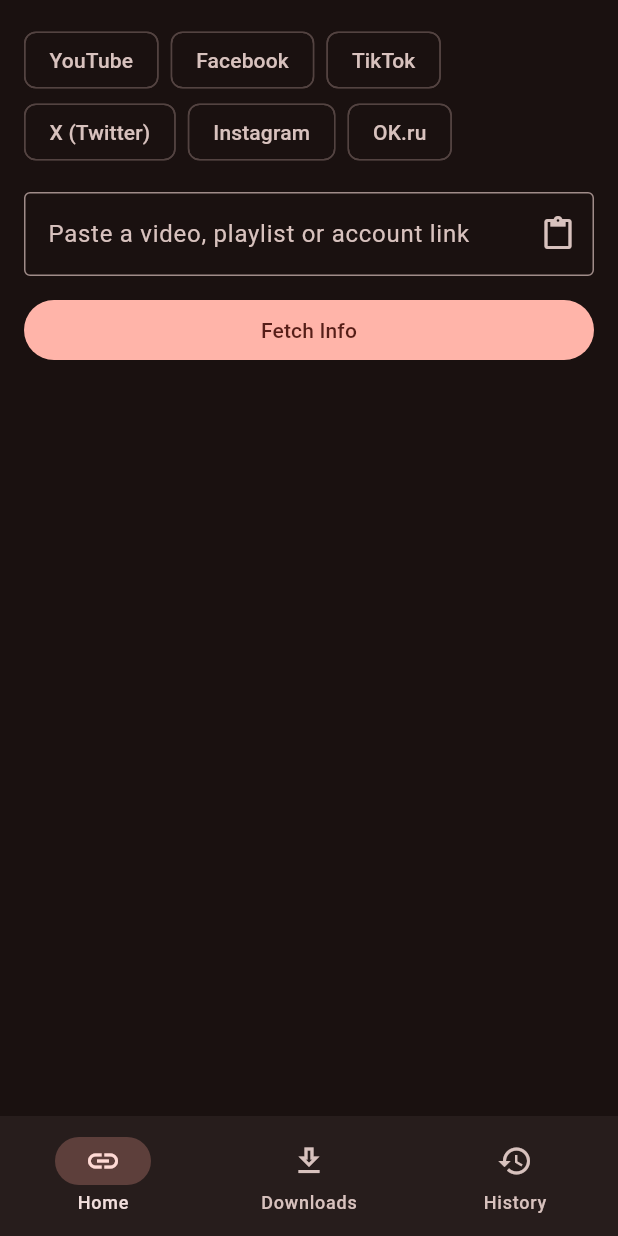
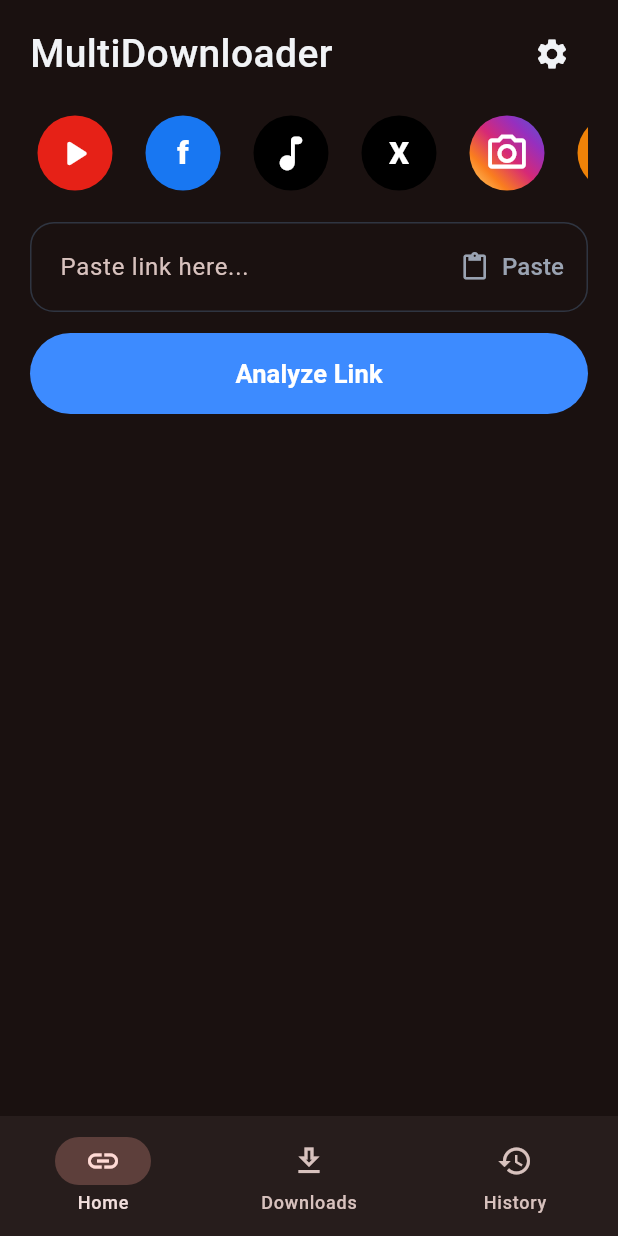
Before and after one commit to kero9856/MultiDownloader, a Flutter app: the screen it shows after launch, on a phone screen of 412 x 824 dp. Run offline on Flutter 3.47's test engine with Material 3 defaults, Android fonts, the phone set to English and light mode, and no system bars; our stand-ins replace open_filex, share_plus; accounts and stored records are empty.

Commit message:
Update home_page.dart

```diff
--- a/app/lib/ui/home_page.dart
+++ b/app/lib/ui/home_page.dart
@@ -9,10 +9,11 @@ import '../services/share_intake.dart';
 import 'collections_views.dart';
 import 'format.dart';
 import 'preview_page.dart';
+import 'theme.dart';
 
 class HomePage extends StatefulWidget {
-  final VoidCallback onStarted;
-  const HomePage({super.key, required this.onStarted});
+  final VoidCallback onStarted, onMenu;
+  const HomePage({super.key, required this.onStarted, required this.onMenu});
   @override
   State<HomePage> createState() => _HomePageState();
 }
@@ -121,26 +122,46 @@ class _HomePageState extends State<HomePage> {
     }
   }
 
-  Widget _qualityChips(String title, List<QualityOption> list) => list.isEmpty ? const SizedBox() : Column(
-        crossAxisAlignment: CrossAxisAlignment.start,
-        children: [
-          Padding(padding: const EdgeInsets.only(top: 16, bottom: 8), child: Text(title, style: Theme.of(context).textTheme.titleSmall)),
-          Wrap(spacing: 8, runSpacing: 8, children: [
+  Widget _section(String title) => Padding(
+        padding: const EdgeInsets.only(top: 22, bottom: 10),
+        child: Text(title, style: TextStyle(fontSize: 18, fontWeight: FontWeight.w600, color: Pal.of(context).text)),
+      );
+
+  Widget _qualityChips(String title, List<QualityOption> list) {
+    if (list.isEmpty) return const SizedBox();
+    final p = Pal.of(context);
+    return Column(crossAxisAlignment: CrossAxisAlignment.start, children: [
+      _section(title),
+      Wrap(spacing: 10, runSpacing: 10, children: [
         for (final o in list)
-              ChoiceChip(
-                selected: _sel?.id == o.id,
-                onSelected: (_) => setState(() => _sel = o),
-                label: Column(mainAxisSize: MainAxisSize.min, children: [
-                  Text(o.label + (o.fps != null && o.fps! > 30 ? ' ${o.fps!.round()}fps' : '')),
-                  Text('${o.exact ? '' : '~'}${fmtBytes(o.estimatedBytes)}', style: Theme.of(context).textTheme.labelSmall),
+          InkWell(
+            borderRadius: BorderRadius.circular(14),
+            onTap: () => setState(() => _sel = o),
+            child: Container(
+              constraints: const BoxConstraints(minWidth: 96),
+              padding: const EdgeInsets.symmetric(horizontal: 16, vertical: 10),
+              decoration: BoxDecoration(
+                color: _sel?.id == o.id ? p.chipSel : Colors.transparent,
+                borderRadius: BorderRadius.circular(14),
+                border: Border.all(color: _sel?.id == o.id ? p.chipSel : p.border),
+              ),
+              child: Row(mainAxisSize: MainAxisSize.min, children: [
+                if (_sel?.id == o.id) Padding(padding: const EdgeInsets.only(right: 8), child: Icon(Icons.check, size: 20, color: p.chipSelText)),
+                Column(mainAxisSize: MainAxisSize.min, children: [
+                  Text(o.label + (o.fps != null && o.fps! > 30 ? ' ${o.fps!.round()}fps' : ''),
+                      style: TextStyle(fontSize: 16, fontWeight: FontWeight.w500, color: _sel?.id == o.id ? p.chipSelText : p.text)),
+                  Text('${o.exact ? '' : '~'}${fmtBytes(o.estimatedBytes)}',
+                      style: TextStyle(fontSize: 12, color: _sel?.id == o.id ? p.chipSelText : p.sub)),
+                ]),
               ]),
             ),
+          ),
       ]),
-        ],
-      );
+    ]);
+  }
 
   Widget _subtitles(VideoInfo info) => info.subtitles.isEmpty ? const SizedBox() : Column(crossAxisAlignment: CrossAxisAlignment.start, children: [
-        Padding(padding: const EdgeInsets.only(top: 16, bottom: 8), child: Text('Subtitles', style: Theme.of(context).textTheme.titleSmall)),
+        _section('Subtitles'),
         Row(children: [
           Expanded(child: DropdownButton<SubtitleTrack>(
             isExpanded: true, value: _subSel,
@@ -155,26 +176,69 @@ class _HomePageState extends State<HomePage> {
         if (_subMsg != null) Padding(padding: const EdgeInsets.only(top: 6), child: Text(_subMsg!, style: Theme.of(context).textTheme.bodySmall)),
       ]);
 
+  /// Row of round site icons (scrolls sideways). Tapping one picks the site (needed for a bare @username).
+  Widget _sites() {
+    final p = Pal.of(context);
+    return SizedBox(
+      height: 60,
+      child: ListView(scrollDirection: Axis.horizontal, children: [
+        for (final name in AppConfig.sidebarSites)
+          if (siteByName(name) != null)
+            Padding(
+              padding: const EdgeInsets.only(right: 12),
+              child: Tooltip(
+                message: name,
+                child: GestureDetector(
+                  onTap: () => setState(() => _picked = _picked == name ? null : name),
+                  child: Container(
+                    padding: const EdgeInsets.all(3),
+                    decoration: BoxDecoration(shape: BoxShape.circle, border: Border.all(color: _picked == name ? p.primary : Colors.transparent, width: 2)),
+                    child: SiteIcon(siteByName(name)!, size: 50),
+                  ),
+                ),
+              ),
+            ),
+      ]),
+    );
+  }
+
   @override
   Widget build(BuildContext context) {
+    final p = Pal.of(context);
     final info = _info;
-    return ListView(padding: const EdgeInsets.all(16), children: [
-      Wrap(spacing: 8, children: [
-        for (final s in AppConfig.sidebarSites)
-          ChoiceChip(label: Text(s), selected: _picked == s, onSelected: (v) => setState(() => _picked = v ? s : null)),
+    return ListView(padding: const EdgeInsets.fromLTRB(20, 12, 20, 24), children: [
+      Row(children: [
+        Expanded(child: Text('MultiDownloader', style: TextStyle(fontSize: 26, fontWeight: FontWeight.w500, color: p.text))),
+        IconButton(tooltip: 'Menu', icon: Icon(Icons.settings, color: p.text), onPressed: widget.onMenu),
       ]),
+      const SizedBox(height: 12),
+      _sites(),
       const SizedBox(height: 16),
       TextField(
         controller: _url, keyboardType: TextInputType.url, autocorrect: false,
+        style: TextStyle(color: p.text),
         decoration: InputDecoration(
-          border: const OutlineInputBorder(), labelText: 'Paste a video, playlist or account link',
-          suffixIcon: IconButton(icon: const Icon(Icons.content_paste), onPressed: _paste)),
+          hintText: 'Paste link here...',
+          border: OutlineInputBorder(borderRadius: BorderRadius.circular(16), borderSide: BorderSide(color: p.border)),
+          enabledBorder: OutlineInputBorder(borderRadius: BorderRadius.circular(16), borderSide: BorderSide(color: p.border)),
+          focusedBorder: OutlineInputBorder(borderRadius: BorderRadius.circular(16), borderSide: BorderSide(color: p.primary, width: 1.5)),
+          contentPadding: const EdgeInsets.symmetric(horizontal: 16, vertical: 18),
+          suffixIcon: TextButton.icon(onPressed: _paste, icon: Icon(Icons.content_paste, size: 20, color: p.sub), label: Text('Paste', style: TextStyle(color: p.sub, fontSize: 16))),
+        ),
         onSubmitted: (_) => _fetch(),
       ),
-      const SizedBox(height: 12),
-      FilledButton(onPressed: _busy ? null : () => _fetch(),
-          child: _busy ? const SizedBox(height: 18, width: 18, child: CircularProgressIndicator(strokeWidth: 2)) : const Text('Fetch Info')),
-      if (_error != null) Padding(padding: const EdgeInsets.only(top: 12), child: Text(_error!, style: TextStyle(color: Theme.of(context).colorScheme.error))),
+      const SizedBox(height: 14),
+      SizedBox(
+        height: 54,
+        child: FilledButton(
+          style: FilledButton.styleFrom(backgroundColor: p.primary, foregroundColor: Colors.white, shape: const StadiumBorder()),
+          onPressed: _busy ? null : () => _fetch(),
+          child: _busy
+              ? const SizedBox(height: 20, width: 20, child: CircularProgressIndicator(strokeWidth: 2, color: Colors.white))
+              : const Text('Analyze Link', style: TextStyle(fontSize: 17, fontWeight: FontWeight.w600)),
+        ),
+      ),
+      if (_error != null) Padding(padding: const EdgeInsets.only(top: 12), child: Text(_error!, style: TextStyle(color: p.danger))),
       if (_playlist != null) Padding(padding: const EdgeInsets.only(top: 16), child: PlaylistView(playlist: _playlist!, onStarted: widget.onStarted)),
       if (_profile != null) Padding(padding: const EdgeInsets.only(top: 16), child: ProfileView(profile: _profile!, onOpenVideo: (u) => _fetch(u))),
       if (info != null) ...[
@@ -183,33 +247,56 @@ class _HomePageState extends State<HomePage> {
             const Expanded(child: Text('This video is part of a playlist.')),
             TextButton(onPressed: () => _fetch(_playlistHint), child: const Text('Load the whole playlist')),
           ])),
-        const SizedBox(height: 16),
-        Card(child: Padding(padding: const EdgeInsets.all(12), child: Row(crossAxisAlignment: CrossAxisAlignment.start, children: [
-          if (info.thumbnail != null)
-            ClipRRect(borderRadius: BorderRadius.circular(8),
-                child: Image.network(info.thumbnail!, width: 120, fit: BoxFit.cover, errorBuilder: (_, __, ___) => const SizedBox(width: 120, height: 68))),
-          const SizedBox(width: 12),
+        const SizedBox(height: 18),
+        AppCard(
+          padding: const EdgeInsets.all(14),
+          child: Row(crossAxisAlignment: CrossAxisAlignment.start, children: [
+            Stack(children: [
+              Thumb(url: info.thumbnail, size: 96, height: 112),
+              Positioned(left: 6, bottom: 6, child: Container(
+                padding: const EdgeInsets.all(4),
+                decoration: BoxDecoration(color: const Color(0x99000000), borderRadius: BorderRadius.circular(8)),
+                child: const Icon(Icons.play_arrow_rounded, color: Colors.white, size: 20),
+              )),
+              Positioned(right: 6, bottom: 6, child: Container(
+                padding: const EdgeInsets.symmetric(horizontal: 5, vertical: 2),
+                decoration: BoxDecoration(color: const Color(0x99000000), borderRadius: BorderRadius.circular(6)),
+                child: Text(info.durationText, style: const TextStyle(color: Colors.white, fontSize: 11)),
+              )),
+            ]),
+            const SizedBox(width: 14),
             Expanded(child: Column(crossAxisAlignment: CrossAxisAlignment.start, children: [
-            Text(info.title, maxLines: 3, overflow: TextOverflow.ellipsis, style: Theme.of(context).textTheme.titleMedium),
+              Text(info.title, maxLines: 2, overflow: TextOverflow.ellipsis, style: TextStyle(fontSize: 18, fontWeight: FontWeight.w500, color: p.text)),
               const SizedBox(height: 4),
-            Text('${info.channel} · ${info.durationText}', style: Theme.of(context).textTheme.bodySmall),
+              Text('${info.channel} • ${info.durationText}', maxLines: 1, overflow: TextOverflow.ellipsis, style: TextStyle(color: p.sub)),
+              const SizedBox(height: 10),
+              TextField(
+                controller: _name, maxLength: 100, style: TextStyle(color: p.text),
+                decoration: InputDecoration(
+                  hintText: 'Rename File', counterText: '', isDense: true,
+                  suffixIcon: Icon(Icons.edit_outlined, color: p.sub, size: 20),
+                  border: OutlineInputBorder(borderRadius: BorderRadius.circular(12), borderSide: BorderSide(color: p.border)),
+                  enabledBorder: OutlineInputBorder(borderRadius: BorderRadius.circular(12), borderSide: BorderSide(color: p.border)),
+                  contentPadding: const EdgeInsets.symmetric(horizontal: 12, vertical: 12),
+                ),
+              ),
             ])),
-        ]))),
-        const SizedBox(height: 12),
-        TextField(controller: _name, maxLength: 100,
-            decoration: const InputDecoration(border: OutlineInputBorder(), labelText: 'Name of the saved file')),
+          ]),
+        ),
         _qualityChips('Video Quality', info.video),
         _qualityChips('Audio Only', info.audio),
         _subtitles(info),
-        const SizedBox(height: 20),
+        const SizedBox(height: 24),
         Row(children: [
-          Expanded(child: OutlinedButton.icon(
+          Expanded(child: SizedBox(height: 54, child: OutlinedButton.icon(
+            style: OutlinedButton.styleFrom(shape: const StadiumBorder(), side: BorderSide(color: p.border), foregroundColor: p.text),
             icon: const Icon(Icons.play_circle_outline), label: const Text('Watch'),
             onPressed: _sel == null || _sel!.isAudio ? null : () => Navigator.push(context, MaterialPageRoute(builder: (_) => PreviewPage(info: info, option: _sel!))),
-          )),
+          ))),
           const SizedBox(width: 12),
-          Expanded(flex: 2, child: FilledButton.icon(
-            icon: const Icon(Icons.download), label: Text('Download ${_sel?.label ?? ''}'),
+          Expanded(flex: 2, child: SizedBox(height: 54, child: FilledButton.icon(
+            style: FilledButton.styleFrom(backgroundColor: p.accent, foregroundColor: Colors.white, shape: const StadiumBorder()),
+            icon: const Icon(Icons.download), label: Text('Download ${_sel?.label ?? ''}', style: const TextStyle(fontSize: 16, fontWeight: FontWeight.w600)),
             onPressed: _sel == null ? null : () {
               try {
                 context.read<DownloadManager>().start(info, _sel!, fileName: _name.text);
@@ -218,7 +305,7 @@ class _HomePageState extends State<HomePage> {
                 ScaffoldMessenger.of(context).showSnackBar(SnackBar(content: Text(e.toString())));
               }
             },
-          )),
+          ))),
         ]),
       ],
     ]);
```
Lines whose indentation alone changed are shown as unchanged.
